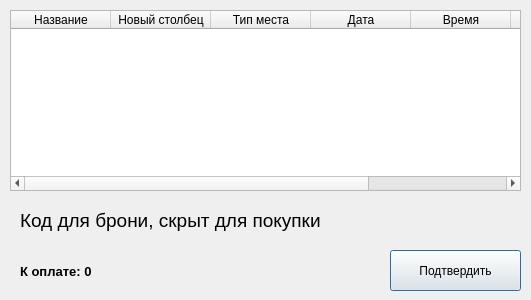
Above: VTeatre/finalywindow.ui from sashaserg/Cursovaya before the change. Below: the same form after it.
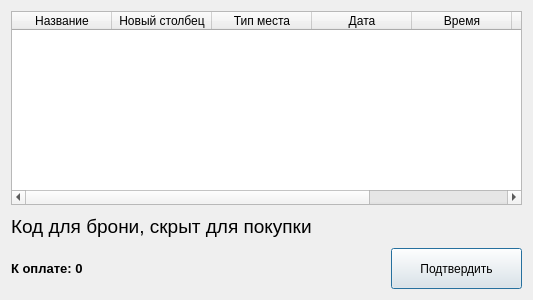
That is the form after the change.

Commit message: Added vertical line in main and fix resize in About

```diff
--- a/VTeatre/finalywindow.ui
+++ b/VTeatre/finalywindow.ui
@@ -13,27 +13,16 @@
   <property name="windowTitle">
    <string>Dialog</string>
   </property>
-  <widget class="QPushButton" name="pushButtonOk">
-   <property name="geometry">
-    <rect>
-     <x>390</x>
-     <y>250</y>
-     <width>131</width>
-     <height>41</height>
-    </rect>
-   </property>
-   <property name="text">
-    <string>Подтвердить</string>
-   </property>
-  </widget>
+  <layout class="QGridLayout" name="gridLayout">
+   <item row="0" column="0">
+    <layout class="QVBoxLayout" name="verticalLayout_2">
+     <item>
   <widget class="QTableWidget" name="tableWidget">
-   <property name="geometry">
-    <rect>
-     <x>10</x>
-     <y>10</y>
+       <property name="minimumSize">
+        <size>
      <width>511</width>
-     <height>181</height>
-    </rect>
+         <height>191</height>
+        </size>
    </property>
    <column>
     <property name="text">
@@ -71,14 +60,16 @@
     </property>
    </column>
   </widget>
+     </item>
+     <item>
+      <layout class="QVBoxLayout" name="verticalLayout">
+       <item>
   <widget class="QLabel" name="labelCode">
-   <property name="geometry">
-    <rect>
-     <x>20</x>
-     <y>200</y>
-     <width>501</width>
-     <height>41</height>
-    </rect>
+         <property name="minimumSize">
+          <size>
+           <width>511</width>
+           <height>31</height>
+          </size>
    </property>
    <property name="font">
     <font>
@@ -89,15 +80,11 @@
     <string>Код для брони, скрыт для покупки</string>
    </property>
   </widget>
+       </item>
+       <item>
+        <layout class="QHBoxLayout" name="horizontalLayout">
+         <item>
   <widget class="QLabel" name="labelCost">
-   <property name="geometry">
-    <rect>
-     <x>20</x>
-     <y>260</y>
-     <width>160</width>
-     <height>22</height>
-    </rect>
-   </property>
    <property name="minimumSize">
     <size>
      <width>160</width>
@@ -117,6 +104,40 @@
     <string>К оплате: 0</string>
    </property>
   </widget>
+         </item>
+         <item>
+          <spacer name="horizontalSpacer">
+           <property name="orientation">
+            <enum>Qt::Horizontal</enum>
+           </property>
+           <property name="sizeHint" stdset="0">
+            <size>
+             <width>40</width>
+             <height>20</height>
+            </size>
+           </property>
+          </spacer>
+         </item>
+         <item>
+          <widget class="QPushButton" name="pushButtonOk">
+           <property name="minimumSize">
+            <size>
+             <width>131</width>
+             <height>41</height>
+            </size>
+           </property>
+           <property name="text">
+            <string>Подтвердить</string>
+           </property>
+          </widget>
+         </item>
+        </layout>
+       </item>
+      </layout>
+     </item>
+    </layout>
+   </item>
+  </layout>
  </widget>
  <resources/>
  <connections/>
```
Lines whose indentation alone changed are shown as unchanged. The commit also changes 10 other files.
